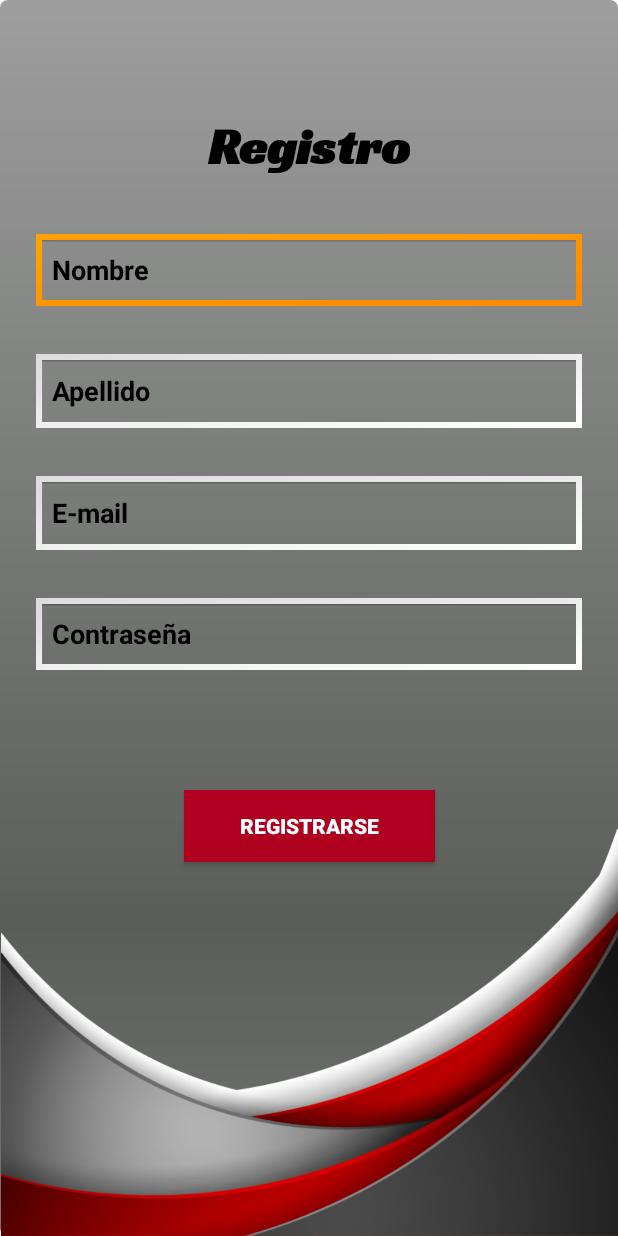
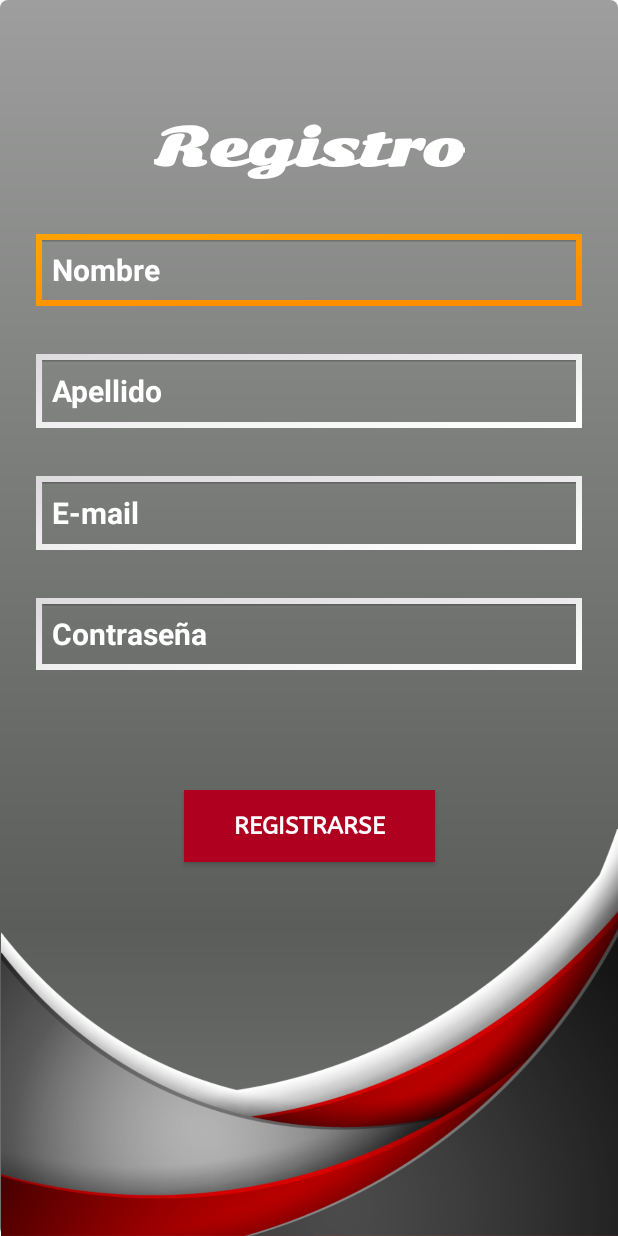
Before and after one commit to MarcoP1993/MySimRacing, an Android app: the RegistroActivity screen opened directly, with no data from a screen before it, on a phone screen of 412 x 824 dp. Run offline under Robolectric (Android 15) with nearby library versions, the phone set to English and light mode, and no system bars; Roboto replaces fonts that are not available here.

Commit message:
Version 0.2 en construccion

```diff
--- a/app/build.gradle
+++ b/app/build.gradle
@@ -1,5 +1,8 @@
+
+
 plugins {
     id 'com.android.application'
+    id 'com.google.gms.google-services'
 }
 
 android {
@@ -35,4 +38,6 @@ dependencies {
     testImplementation 'junit:junit:4.+'
     androidTestImplementation 'androidx.test.ext:junit:1.1.3'
     androidTestImplementation 'androidx.test.espresso:espresso-core:3.4.0'
+    implementation platform('com.google.firebase:firebase-bom:28.4.2')
+    implementation 'com.google.firebase:firebase-analytics'
 }
--- a/app/src/main/res/drawable/splash.xml
+++ b/app/src/main/res/drawable/splash.xml
@@ -6,7 +6,7 @@
     <item>
 
         <bitmap
-            android:gravity="center_vertical"
+            android:gravity="right"
             android:src="@drawable/logo3"/>
     </item>
 </layer-list>
--- a/app/src/main/res/layout/activity_registro.xml
+++ b/app/src/main/res/layout/activity_registro.xml
@@ -12,9 +12,9 @@
         android:layout_width="wrap_content"
         android:layout_height="wrap_content"
         android:layout_marginTop="76dp"
-        android:fontFamily="@font/racing_sans_one"
+        android:fontFamily="@font/sonsie_one"
         android:text="@string/txt_registro"
-        android:textColor="@color/black"
+        android:textColor="@color/white"
         android:textSize="34sp"
         android:textStyle="bold"
         app:layout_constraintEnd_toEndOf="parent"
@@ -34,8 +34,9 @@
         android:importantForAutofill="no"
         android:inputType="textPersonName"
         android:minHeight="48dp"
-        android:textColor="@color/black"
-        android:textColorHint="@color/black"
+        android:textColor="@color/white"
+        android:textColorHint="@color/white"
+        android:textSize="20sp"
         android:textStyle="normal|bold"
         app:layout_constraintEnd_toEndOf="parent"
         app:layout_constraintHorizontal_bias="0.0"
@@ -53,8 +54,9 @@
         android:importantForAutofill="no"
         android:inputType="textPersonName"
         android:minHeight="48dp"
-        android:textColor="@color/black"
-        android:textColorHint="@color/black"
+        android:textColor="@color/white"
+        android:textColorHint="@color/white"
+        android:textSize="20sp"
         android:textStyle="normal|bold"
         app:layout_constraintEnd_toEndOf="@+id/edt_nombre"
         app:layout_constraintHorizontal_bias="0.0"
@@ -68,9 +70,11 @@
         android:layout_height="48dp"
         android:layout_marginTop="80dp"
         android:background="@color/design_default_color_error"
+        android:fontFamily="@font/abeezee"
         android:onClick="registrarse"
         android:text="@string/btn_registrarse"
         android:textColor="@color/white"
+        android:textSize="16sp"
         android:textStyle="bold"
         app:layout_constraintEnd_toEndOf="@+id/editTextTextPassword"
         app:layout_constraintStart_toStartOf="@+id/editTextTextPassword"
@@ -86,8 +90,9 @@
         android:hint="@string/edt_email_registro"
         android:importantForAutofill="no"
         android:inputType="textEmailAddress"
-        android:textColor="@color/black"
-        android:textColorHint="@color/black"
+        android:textColor="@color/white"
+        android:textColorHint="@color/white"
+        android:textSize="20sp"
         android:textStyle="bold"
         app:layout_constraintEnd_toEndOf="@+id/edt_nombre"
         app:layout_constraintStart_toStartOf="@+id/edt_nombre"
@@ -104,8 +109,9 @@
         android:hint="@string/edt_contrasena_registro"
         android:importantForAutofill="no"
         android:inputType="textPassword"
-        android:textColor="@color/black"
-        android:textColorHint="@color/black"
+        android:textColor="@color/white"
+        android:textColorHint="@color/white"
+        android:textSize="20sp"
         android:textStyle="bold"
         app:layout_constraintEnd_toEndOf="@+id/edt_nombre"
         app:layout_constraintStart_toStartOf="@+id/edt_nombre"
--- a/build.gradle
+++ b/build.gradle
@@ -5,13 +5,15 @@ buildscript {
         mavenCentral()
     }
     dependencies {
-        classpath "com.android.tools.build:gradle:7.0.2"
+        classpath "com.android.tools.build:gradle:7.0.3"
+        classpath 'com.google.gms:google-services:4.3.10'
 
         // NOTE: Do not place your application dependencies here; they belong
         // in the individual module build.gradle files
     }
 }
 
+
 task clean(type: Delete) {
     delete rootProject.buildDir
 }
```
Also changed, not shown: app/src/main/res/drawable/logo3.png, app/src/main/res/font/sonsie_one.ttf (added), 1 other file.
